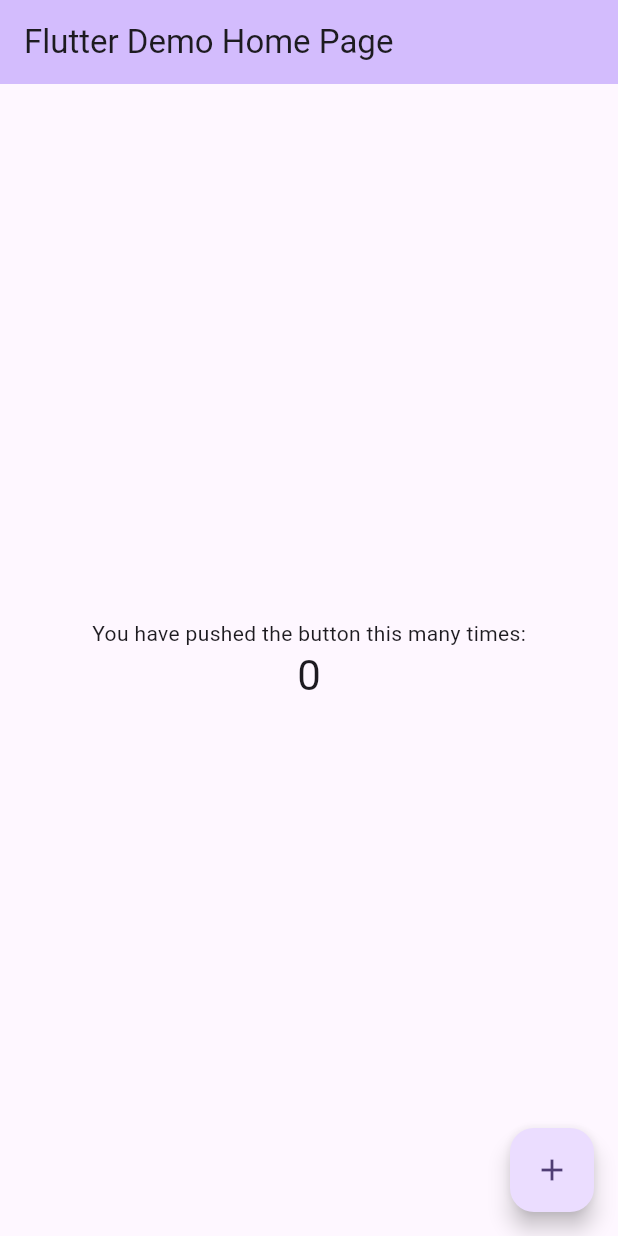
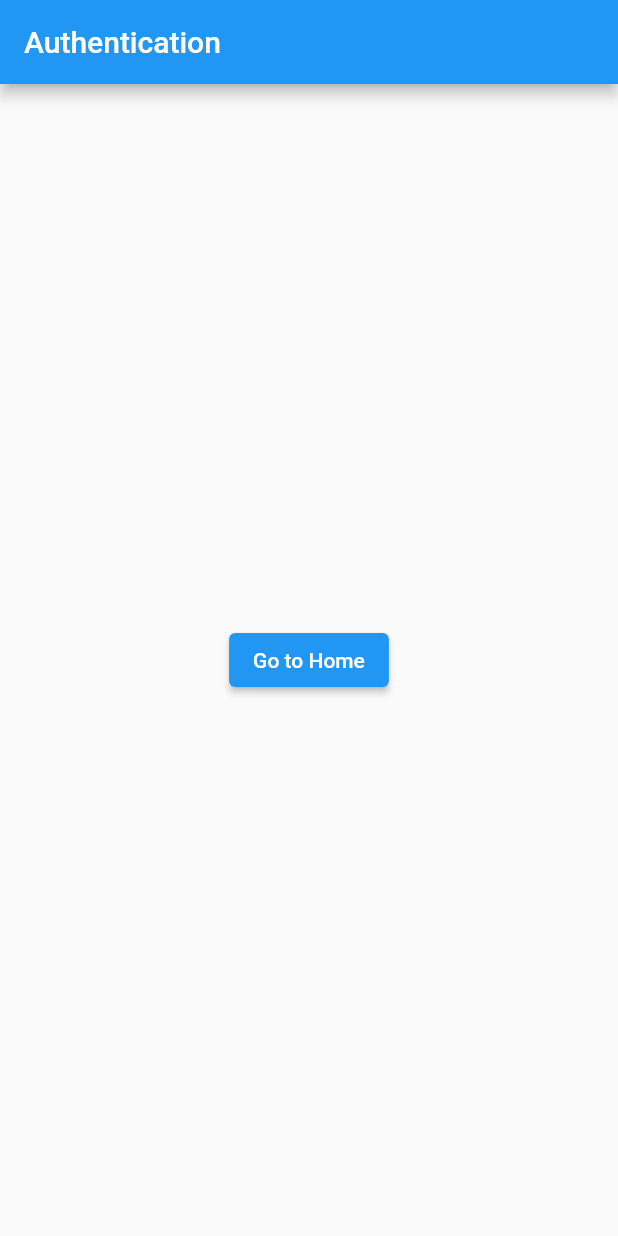
Before and after one commit to shantanujain9/justmissed, a Flutter app: the screen it shows after launch, on a phone screen of 412 x 824 dp. Run offline on Flutter 3.47's test engine with Material 2 defaults, Android fonts, the phone set to English and light mode, and no system bars.

Commit message:
Update main.dart

```diff
--- a/lib/main.dart
+++ b/lib/main.dart
@@ -5,121 +5,63 @@ void main() {
 }
 
 class MyApp extends StatelessWidget {
-  const MyApp({super.key});
+  const MyApp({Key? key}) : super(key: key);
 
-  // This widget is the root of your application.
   @override
   Widget build(BuildContext context) {
     return MaterialApp(
-      title: 'Flutter Demo',
+      title: 'Connect',
       theme: ThemeData(
-        // This is the theme of your application.
-        //
-        // TRY THIS: Try running your application with "flutter run". You'll see
-        // the application has a blue toolbar. Then, without quitting the app,
-        // try changing the seedColor in the colorScheme below to Colors.green
-        // and then invoke "hot reload" (save your changes or press the "hot
-        // reload" button in a Flutter-supported IDE, or press "r" if you used
-        // the command line to start the app).
-        //
-        // Notice that the counter didn't reset back to zero; the application
-        // state is not lost during the reload. To reset the state, use hot
-        // restart instead.
-        //
-        // This works for code too, not just values: Most code changes can be
-        // tested with just a hot reload.
-        colorScheme: ColorScheme.fromSeed(seedColor: Colors.deepPurple),
-        useMaterial3: true,
+        primarySwatch: Colors.blue,
       ),
-      home: const MyHomePage(title: 'Flutter Demo Home Page'),
+      // Here, we set the initial route to the AuthenticationScreen.
+      home: const AuthenticationScreen(),
     );
   }
 }
 
-class MyHomePage extends StatefulWidget {
-  const MyHomePage({super.key, required this.title});
-
-  // This widget is the home page of your application. It is stateful, meaning
-  // that it has a State object (defined below) that contains fields that affect
-  // how it looks.
-
-  // This class is the configuration for the state. It holds the values (in this
-  // case the title) provided by the parent (in this case the App widget) and
-  // used by the build method of the State. Fields in a Widget subclass are
-  // always marked "final".
-
-  final String title;
-
-  @override
-  State<MyHomePage> createState() => _MyHomePageState();
-}
-
-class _MyHomePageState extends State<MyHomePage> {
-  int _counter = 0;
-
-  void _incrementCounter() {
-    setState(() {
-      // This call to setState tells the Flutter framework that something has
-      // changed in this State, which causes it to rerun the build method below
-      // so that the display can reflect the updated values. If we changed
-      // _counter without calling setState(), then the build method would not be
-      // called again, and so nothing would appear to happen.
-      _counter++;
-    });
-  }
+// This is a placeholder for your Authentication screen
+class AuthenticationScreen extends StatelessWidget {
+  const AuthenticationScreen({Key? key}) : super(key: key);
 
   @override
   Widget build(BuildContext context) {
-    // This method is rerun every time setState is called, for instance as done
-    // by the _incrementCounter method above.
-    //
-    // The Flutter framework has been optimized to make rerunning build methods
-    // fast, so that you can just rebuild anything that needs updating rather
-    // than having to individually change instances of widgets.
     return Scaffold(
-      appBar: AppBar(
-        // TRY THIS: Try changing the color here to a specific color (to
-        // Colors.amber, perhaps?) and trigger a hot reload to see the AppBar
-        // change color while the other colors stay the same.
-        backgroundColor: Theme.of(context).colorScheme.inversePrimary,
-        // Here we take the value from the MyHomePage object that was created by
-        // the App.build method, and use it to set our appbar title.
-        title: Text(widget.title),
-      ),
+      appBar: AppBar(title: const Text('Authentication')),
       body: Center(
-        // Center is a layout widget. It takes a single child and positions it
-        // in the middle of the parent.
-        child: Column(
-          // Column is also a layout widget. It takes a list of children and
-          // arranges them vertically. By default, it sizes itself to fit its
-          // children horizontally, and tries to be as tall as its parent.
-          //
-          // Column has various properties to control how it sizes itself and
-          // how it positions its children. Here we use mainAxisAlignment to
-          // center the children vertically; the main axis here is the vertical
-          // axis because Columns are vertical (the cross axis would be
-          // horizontal).
-          //
-          // TRY THIS: Invoke "debug painting" (choose the "Toggle Debug Paint"
-          // action in the IDE, or press "p" in the console), to see the
-          // wireframe for each widget.
-          mainAxisAlignment: MainAxisAlignment.center,
-          children: <Widget>[
-            const Text(
-              'You have pushed the button this many times:',
-            ),
-            Text(
-              '$_counter',
-              style: Theme.of(context).textTheme.headlineMedium,
-            ),
-          ],
+        child: ElevatedButton(
+          onPressed: () {
+            Navigator.push(
+              context,
+              MaterialPageRoute(builder: (context) => const HomeScreen()),
+            );
+          },
+          child: const Text('Go to Home'),
         ),
       ),
-      floatingActionButton: FloatingActionButton(
-        onPressed: _incrementCounter,
-        tooltip: 'Increment',
-        child: const Icon(Icons.add),
-      ), // This trailing comma makes auto-formatting nicer for build methods.
     );
   }
 }
+
+// This is a placeholder for your Home screen
+class HomeScreen extends StatelessWidget {
+  const HomeScreen({Key? key}) : super(key: key);
+
+  @override
+  Widget build(BuildContext context) {
+    return Scaffold(
+      appBar: AppBar(title: const Text('Home')),
+      body: Center(
+          child: Column(
+              mainAxisAlignment: MainAxisAlignment.center,
+              children: <Widget>[
+            Text('Welcome to Home Screen!'),
+            ElevatedButton(
+                onPressed: () {
+                  Navigator.pop(context);
+                },
+                child: const Text("Go back to first page"))
+          ])),
+    );
+  }
+}
```
